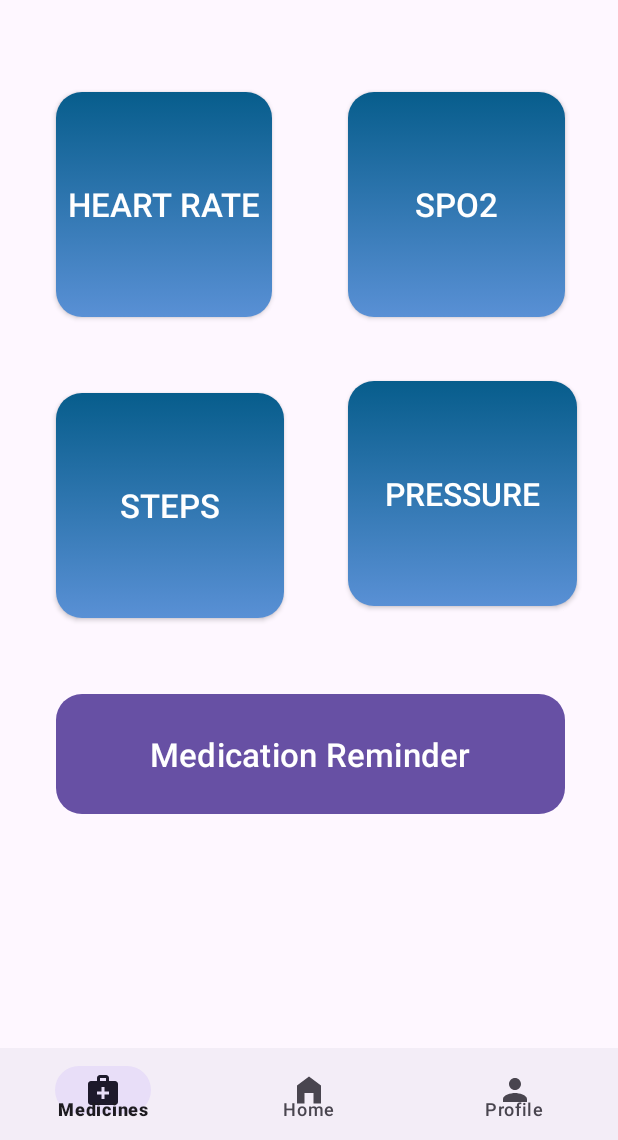
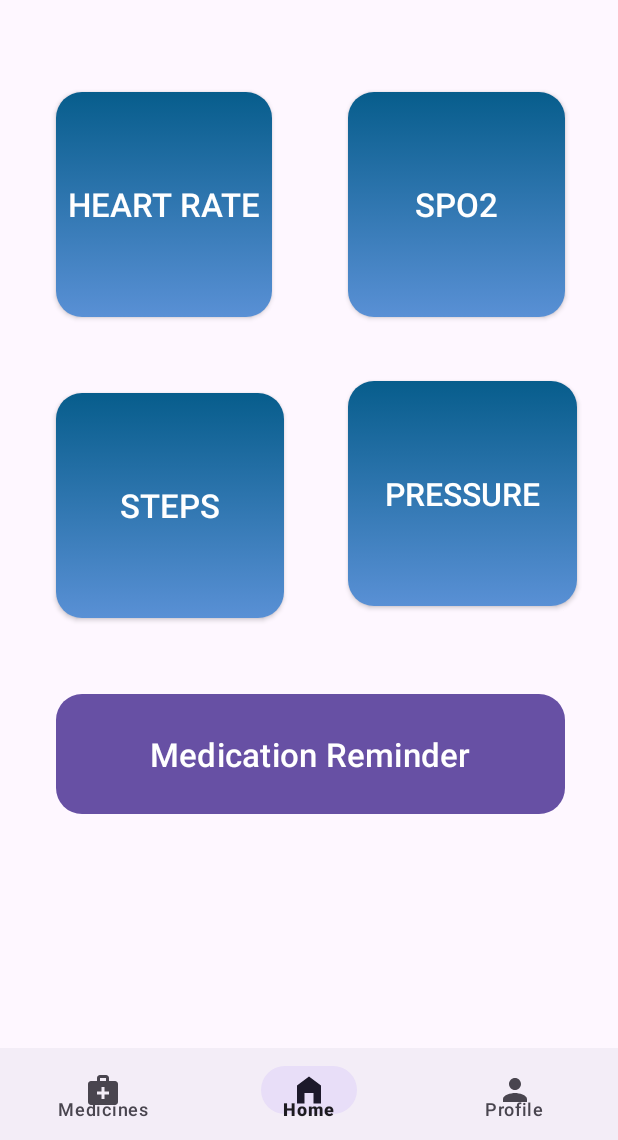
Before and after one commit to CareWave-project/CareWave, an Android app: the screen it shows after launch once a user with an empty profile is signed in (DashboardActivity), on a phone screen of 412 x 824 dp, the part 96-1236 px from its top. Run offline under Robolectric (Android 15) with nearby library versions, the phone set to English and light mode, and no system bars; our stand-ins replace Firebase (no records; nobody signed in at launch, a user with empty details on screens opened directly).

Commit message:
Update DashboardActivity.kt

```diff
--- a/CareWave1/app/src/main/java/com/example/carewave1/DashboardActivity.kt
+++ b/CareWave1/app/src/main/java/com/example/carewave1/DashboardActivity.kt
@@ -13,6 +13,7 @@ import com.google.android.material.bottomnavigation.BottomNavigationView
 
 class DashboardActivity : AppCompatActivity() {
     override fun onCreate(savedInstanceState: Bundle?) {
+
         super.onCreate(savedInstanceState)
         setContentView(R.layout.activity_dashboard)
 
@@ -29,19 +30,19 @@ class DashboardActivity : AppCompatActivity() {
             val intent = Intent(this, SpO2Activity::class.java)
             startActivity(intent)
         }
-        // Dashboard >>> Pressure Page
-        val buttonPressure=findViewById<Button>(R.id.buttonPressure)
-        buttonPressure.setOnClickListener {
-            val intent = Intent(this, PressureActivity::class.java)
-            startActivity(intent)
-        }
+//        // Dashboard >>> Pressure Page
+//        val buttonPressure=findViewById<Button>(R.id.buttonPressure)
+//        buttonPressure.setOnClickListener {
+//            val intent = Intent(this, PressureActivity::class.java)
+//            startActivity(intent)
+//        }
 
-        // Dashboard >>> Steps Page
-        val buttonSteps=findViewById<Button>(R.id.buttonSteps)
-        buttonSteps.setOnClickListener {
-            val intent = Intent(this, StepsActivity::class.java)
-            startActivity(intent)
-        }
+//        // Dashboard >>> Steps Page
+//        val buttonSteps=findViewById<Button>(R.id.buttonSpO2)
+//        buttonSteps.setOnClickListener {
+//            val intent = Intent(this, StepsActivity::class.java)
+//            startActivity(intent)
+//        }
 
         // Dashboard >> Edit_MedicationPage
         val buttonMedicationReminder =findViewById<Button>(R.id.buttonMedicationReminder)
@@ -55,6 +56,8 @@ class DashboardActivity : AppCompatActivity() {
 
 // Dashboard(nav bar icons) >> Respective Page
         val bottomNavigationView = findViewById<BottomNavigationView>(R.id.bottomNavigationView)
+        val homeMenuItemId = R.id.navigation_item2
+        bottomNavigationView.setSelectedItemId(homeMenuItemId)
 
 
         bottomNavigationView.setOnItemSelectedListener  { item ->
@@ -85,4 +88,20 @@ class DashboardActivity : AppCompatActivity() {
 
 
     }
+    override fun onResume() {
+        super.onResume()
+
+        // Get reference to your BottomNavigationView
+        val bottomNavigationView: BottomNavigationView = findViewById(R.id.bottomNavigationView)
+
+        // Get the ID of the "Home" menu item
+        val homeMenuItemId = R.id.navigation_item2 // Replace with the ID of your "Home" menu item
+
+        // Check if the "Home" item is not already selected
+        if (bottomNavigationView.selectedItemId != homeMenuItemId) {
+            // Set the "Home" menu item as the selected item
+            bottomNavigationView.selectedItemId = homeMenuItemId
+        }
+    }
+
 }
```
